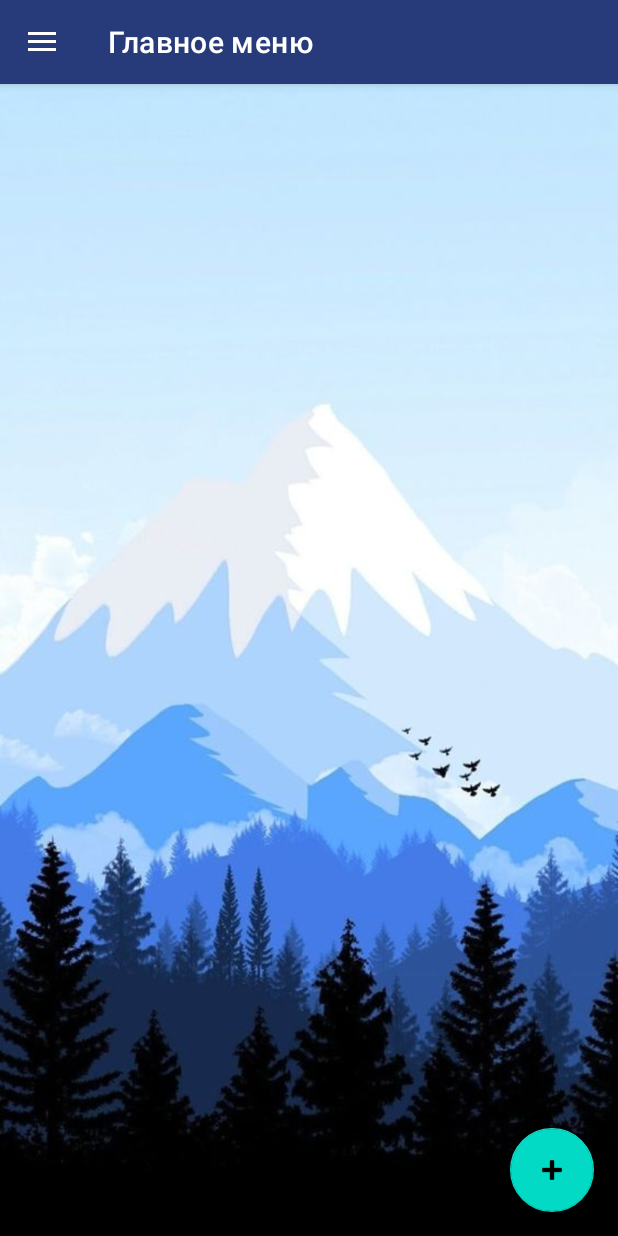
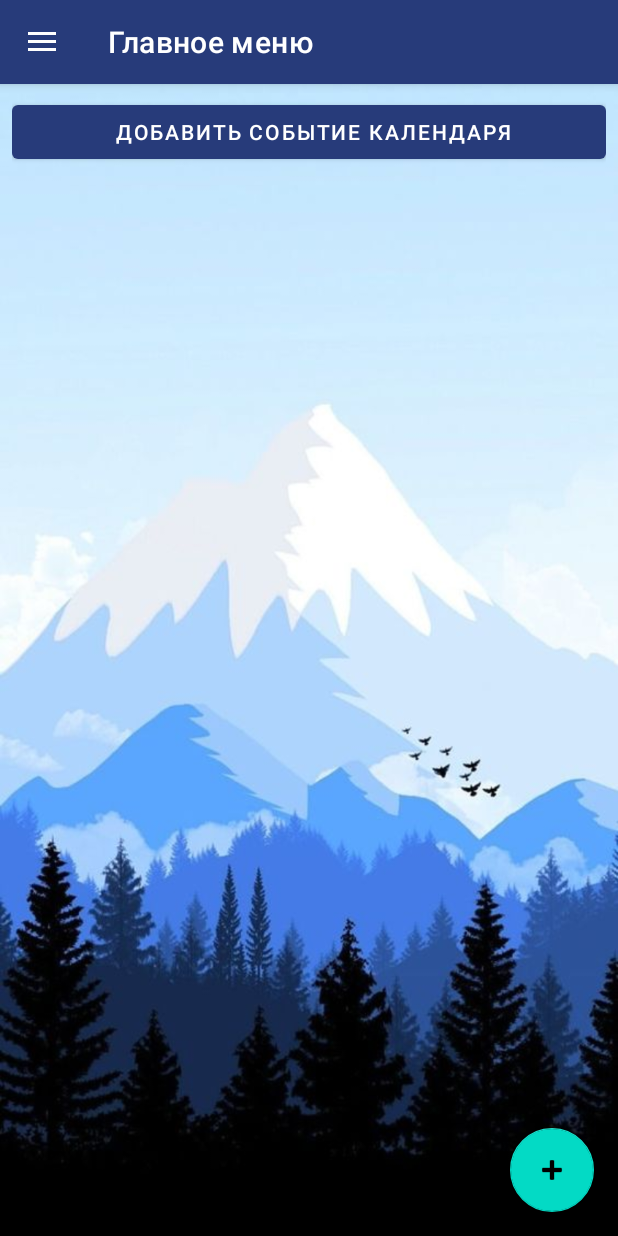
Before and after one commit to TarkoAnna/MyPill2, an Android app: the screen it shows after launch (MainActivity), on a phone screen of 412 x 824 dp. Run offline under Robolectric (Android 15) with nearby library versions, the phone set to English and light mode, and no system bars; our stand-ins replace navigation-ui.

Commit message:
Добавлен календарь

```diff
--- a/app/src/main/res/layout/fragment_home.xml
+++ b/app/src/main/res/layout/fragment_home.xml
@@ -1,12 +1,19 @@
 <?xml version="1.0" encoding="utf-8"?>
-<LinearLayout xmlns:android="http://schemas.android.com/apk/res/android"
-    xmlns:app="http://schemas.android.com/apk/res-auto"
+<RelativeLayout
+    xmlns:android="http://schemas.android.com/apk/res/android"
     xmlns:tools="http://schemas.android.com/tools"
     android:layout_width="match_parent"
     android:layout_height="match_parent"
-    android:background="@drawable/background_light"
-    android:orientation="vertical"
-    tools:context=".ui.home.HomeFragment">
+    android:padding="8dp"
+    tools:context=".MainActivity">
 
 
-</LinearLayout>
+
+    <Button
+        android:layout_width="match_parent"
+        android:layout_height="wrap_content"
+        android:gravity="center"
+        android:onClick="AddCalendarEvent"
+        android:text=" Добавить событие календаря" />
+
+</RelativeLayout>
```
Also changed, not shown: app/src/main/java/com/diplom/mypill2/MainActivity.java (+13 -1 lines), app/src/main/res/layout/fragment_calendar.xml (+7 -1 lines).
